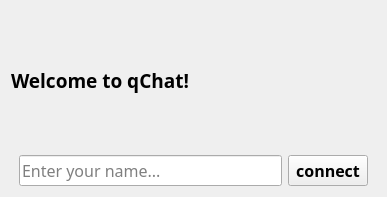
RamilDautov/qChat, file client/connectwindow.ui: the form before one commit.
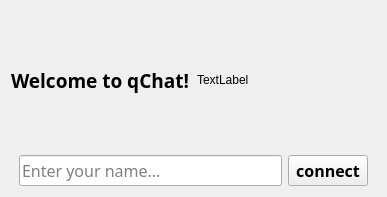
The form after the commit.

Patch:
```diff
--- a/client/connectwindow.ui
+++ b/client/connectwindow.ui
@@ -15,6 +15,8 @@
   </property>
   <layout class="QVBoxLayout" name="verticalLayout">
    <item>
+    <layout class="QHBoxLayout" name="horizontalLayout_2">
+     <item>
     <widget class="QLabel" name="welcomeLabel">
      <property name="font">
       <font>
@@ -28,6 +30,15 @@
       <string>Welcome to qChat!</string>
      </property>
     </widget>
+     </item>
+     <item>
+      <widget class="QLabel" name="logoLabel">
+       <property name="text">
+        <string>TextLabel</string>
+       </property>
+      </widget>
+     </item>
+    </layout>
    </item>
    <item>
     <layout class="QHBoxLayout" name="horizontalLayout">
```
Lines whose indentation alone changed are shown as unchanged.
